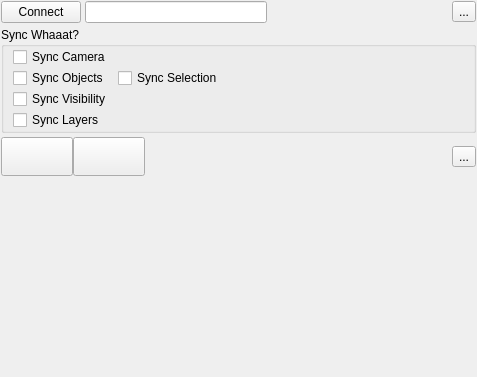
Old version of the form ui/m2uWindow.ui in the repository m2u/m2u.
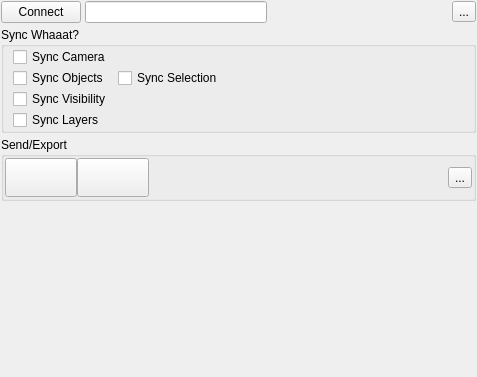
New version of the form. Icons and pictures are not drawn.

Diff of the .ui file:
```diff
--- a/ui/m2uWindow.ui
+++ b/ui/m2uWindow.ui
@@ -144,12 +144,16 @@
     </widget>
    </item>
    <item>
+    <widget class="QGroupBox" name="sendGrp">
+     <property name="title">
+      <string>Send/Export</string>
+     </property>
     <layout class="QHBoxLayout" name="horizontalLayout">
      <property name="spacing">
       <number>0</number>
      </property>
      <property name="margin">
-      <number>0</number>
+       <number>1</number>
      </property>
      <item>
       <widget class="QToolButton" name="sendSelToEdBtn">
@@ -234,6 +238,7 @@
       </widget>
      </item>
     </layout>
+    </widget>
    </item>
    <item>
     <spacer name="verticalSpacer">
```
Left out of the diff: 16 changed lines with no effect on the pictures. Lines whose indentation alone changed are shown as unchanged.
